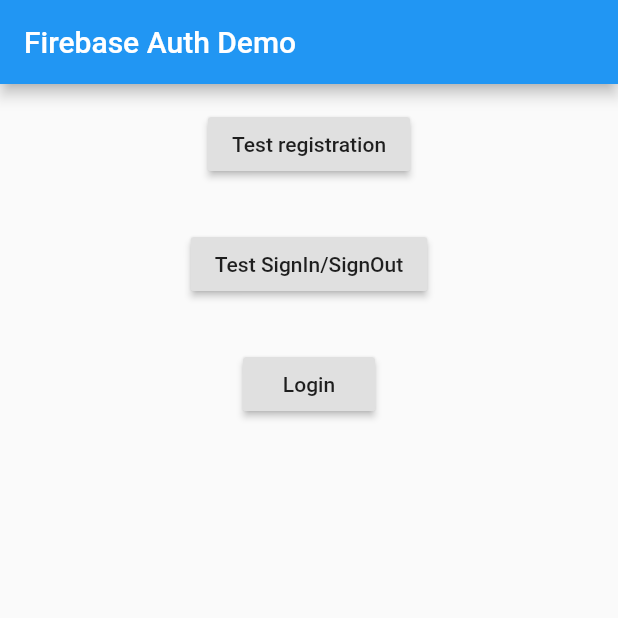
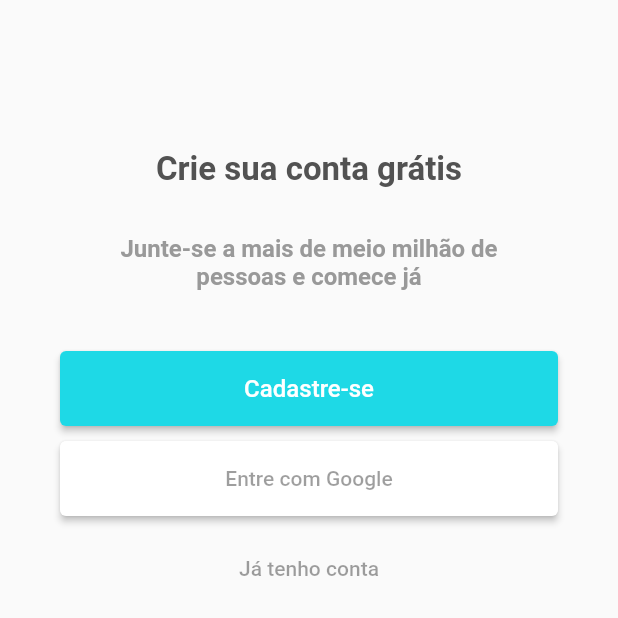
Before and after one commit to andersonOlliver/gastos, a Flutter app: the screen it shows after launch, on a phone screen of 412 x 824 dp, the top half of it. Run offline on Flutter 3.47's test engine with Material 2 defaults, Android fonts, the phone set to English and light mode, and no system bars; our stand-ins replace firebase_auth, google_sign_in; accounts and stored records are empty.

Commit message:
melhora comunicação entre páginas e componentes

```diff
--- a/lib/home_page.dart
+++ b/lib/home_public_page.dart
@@ -1,13 +1,22 @@
 import 'package:flutter/material.dart';
+import 'package:gastos/auth/auth.dart';
 import 'package:gastos/login_page.dart';
 import 'package:gastos/register_page.dart';
+import 'package:gastos/signin/signin_google.dart';
 
-class HomePage extends StatefulWidget {
+class HomePublicPage extends StatefulWidget {
+  HomePublicPage({Key key, this.title, this.auth, this.onSignIn})
+      : super(key: key);
+
+  final String title;
+  final BaseAuth auth;
+  final VoidCallback onSignIn;
+
   @override
   State<StatefulWidget> createState() => _HomePageState();
 }
 
-class _HomePageState extends State<HomePage> {
+class _HomePageState extends State<HomePublicPage> {
   @override
   Widget build(BuildContext context) {
     return new Scaffold(
@@ -51,7 +60,12 @@ class _HomePageState extends State<HomePage> {
               height: 50,
               child: RaisedButton(
                 onPressed: () {
-                  _pushPage(context, RegisterPage());
+                  _pushPage(
+                      context,
+                      RegisterPage(
+                        auth: widget.auth,
+                        onSignIn: widget.onSignIn,
+                      ));
                 },
                 child: new Text(
                   'Cadastre-se',
@@ -63,22 +77,9 @@ class _HomePageState extends State<HomePage> {
               ),
             ),
           ),
-          Container(
-            padding: EdgeInsets.only(left: 40.0, right: 40.0),
-            constraints: const BoxConstraints(minWidth: double.infinity),
-            child: ButtonTheme(
-              height: 50,
-              child: RaisedButton(
-                onPressed: () {},
-                child: new Text(
-                  'Entre com Google',
-                  style: TextStyle(color: Colors.black38),
-                ),
-                color: Colors.white,
-                shape: RoundedRectangleBorder(
-                    borderRadius: BorderRadius.circular(4.0)),
-              ),
-            ),
+          GoogleSignInSection(
+            auth: widget.auth,
+            onSignIn: widget.onSignIn,
           ),
           Container(
             padding: EdgeInsets.only(
--- a/lib/main.dart
+++ b/lib/main.dart
@@ -1,9 +1,12 @@
+import 'package:firebase_auth/firebase_auth.dart';
 import 'package:flutter/material.dart';
-import 'package:firebase_auth/firebase_auth.dart';
-import 'package:gastos/home_page.dart';
-import 'package:gastos/login_page.dart';
+import 'package:gastos/auth/auth.dart';
+import 'package:gastos/root_page.dart';
+
 import './register_page.dart';
 import './signin_page.dart';
+
+final FirebaseAuth _auth = FirebaseAuth.instance;
 
 void main() => runApp(MyApp());
 
@@ -12,65 +15,10 @@ class MyApp extends StatelessWidget {
   @override
   Widget build(BuildContext context) {
     return MaterialApp(
-      title: 'Firebase Auth Demo',
-      theme: ThemeData(
-        primarySwatch: Colors.blue,
-      ),
-      home: MyHomePage(title: 'Firebase Auth Demo'),
-    );
+        title: 'Firebase Auth Demo',
+        theme: ThemeData(
+          primarySwatch: Colors.blue,
+        ),
+        home: new RootPage(auth: new Auth()));
   }
 }
-
-class MyHomePage extends StatefulWidget {
-  MyHomePage({Key key, this.title}) : super(key: key);
-
-  final String title;
-
-  @override
-  _MyHomePageState createState() => _MyHomePageState();
-}
-
-class _MyHomePageState extends State<MyHomePage> {
-  FirebaseUser user;
-
-  @override
-  Widget build(BuildContext context) {
-    return Scaffold(
-      appBar: AppBar(
-        title: Text(widget.title),
-      ),
-      body: Column(
-        crossAxisAlignment: CrossAxisAlignment.start,
-        children: <Widget>[
-          Container(
-            child: RaisedButton(
-                child: const Text('Test registration'),
-                onPressed: () => _pushPage(context, RegisterPage())),
-            padding: const EdgeInsets.all(16),
-            alignment: Alignment.center,
-          ),
-          Container(
-            child: RaisedButton(
-                child: const Text('Test SignIn/SignOut'),
-                onPressed: () => _pushPage(context, SignInPage())),
-            padding: const EdgeInsets.all(16),
-            alignment: Alignment.center,
-          ),
-          Container(
-            child: RaisedButton(
-                child: const Text('Login'),
-                onPressed: () => _pushPage(context, HomePage())),
-            padding: const EdgeInsets.all(16),
-            alignment: Alignment.center,
-          )
-        ],
-      ),
-    );
-  }
-
-  void _pushPage(BuildContext context, Widget page) {
-    Navigator.of(context).push(
-      MaterialPageRoute<void>(builder: (_) => page),
-    );
-  }
-}
--- /dev/null
+++ b/lib/root_page.dart
@@ -0,0 +1,60 @@
+import 'package:flutter/material.dart';
+import 'package:gastos/auth/auth.dart';
+import 'package:gastos/home_logged_page.dart';
+import 'package:gastos/home_public_page.dart';
+
+class RootPage extends StatefulWidget {
+  RootPage({Key key, this.auth}) : super(key: key);
+  final BaseAuth auth;
+
+  @override
+  State<StatefulWidget> createState() => new _RootPageState();
+}
+
+enum AuthStatus {
+  notSignedIn,
+  signedIn,
+}
+
+class _RootPageState extends State<RootPage> {
+  AuthStatus authStatus = AuthStatus.notSignedIn;
+
+  @override
+  void initState() {
+    super.initState();
+
+    widget.auth.currentUser().then((userId) {
+      setState(() {
+        authStatus =
+            userId != null ? AuthStatus.signedIn : AuthStatus.notSignedIn;
+      });
+    });
+  }
+
+  void _updateAuthStatus(AuthStatus status) {
+    setState(() {
+      authStatus = status;
+    });
+  }
+
+  @override
+  Widget build(BuildContext context) {
+    switch (authStatus) {
+      case AuthStatus.notSignedIn:
+        return new HomePublicPage(
+          auth: widget.auth,
+          onSignIn: () => _updateAuthStatus(AuthStatus.signedIn),
+        );
+      case AuthStatus.signedIn:
+        return new HomePage(
+          auth: widget.auth,
+          onSignOut: () => _updateAuthStatus(AuthStatus.notSignedIn),
+        );
+      default:
+        return new HomePublicPage(
+          auth: widget.auth,
+          onSignIn: () => _updateAuthStatus(AuthStatus.signedIn),
+        );
+    }
+  }
+}
--- a/lib/signin/signin_google.dart
+++ b/lib/signin/signin_google.dart
@@ -1,81 +1,51 @@
 import 'package:flutter/material.dart';
-import 'package:firebase_auth/firebase_auth.dart';
-import 'package:google_sign_in/google_sign_in.dart';
-
-final FirebaseAuth _auth = FirebaseAuth.instance;
-final GoogleSignIn _googleSignIn = GoogleSignIn();
+import 'package:gastos/auth/auth.dart';
 
 class GoogleSignInSection extends StatefulWidget {
+  GoogleSignInSection({Key key, this.auth, this.onSignIn}) : super(key: key);
+
+  final BaseAuth auth;
+  final VoidCallback onSignIn;
+
   @override
   State<StatefulWidget> createState() => _GoogleSignInSectionState();
 }
 
 class _GoogleSignInSectionState extends State<GoogleSignInSection> {
-  bool _success;
-  String _userID;
-
   @override
   Widget build(BuildContext context) {
     return Column(
       children: <Widget>[
         Container(
-          child: const Text('Test sign in with Google'),
-          padding: const EdgeInsets.all(16),
-          alignment: Alignment.center,
-        ),
-        Container(
-          padding: const EdgeInsets.symmetric(vertical: 16.0),
-          alignment: Alignment.center,
-          child: RaisedButton(
-            onPressed: () async {
-              _signInWithGoogle();
-            },
-            child: const Text('Sign in with Google'),
+          padding: EdgeInsets.only(left: 40.0, right: 40.0),
+          constraints: const BoxConstraints(minWidth: double.infinity),
+          child: ButtonTheme(
+            height: 50,
+            child: RaisedButton(
+              onPressed: () async {
+                _signInWithGoogle();
+              },
+              child: new Text(
+                'Entre com Google',
+                style: TextStyle(color: Colors.black38),
+              ),
+              color: Colors.white,
+              shape: RoundedRectangleBorder(
+                  borderRadius: BorderRadius.circular(4.0)),
+            ),
           ),
         ),
-        Container(
-          alignment: Alignment.center,
-          padding: const EdgeInsets.symmetric(horizontal: 16),
-          child: Text(
-            _success == null
-                ? ''
-                : (_success
-                    ? 'Successfully signed in, uid: ' + _userID
-                    : 'Sign in failed'),
-            style: TextStyle(color: Colors.red),
-          ),
-        )
       ],
     );
   }
 
   void _signInWithGoogle() async {
     try {
-      final GoogleSignInAccount googleUser = await _googleSignIn.signIn();
-
-      final GoogleSignInAuthentication googleAuth =
-          await googleUser.authentication;
-      final AuthCredential credential = GoogleAuthProvider.getCredential(
-          idToken: googleAuth.idToken, accessToken: googleAuth.accessToken);
-      final FirebaseUser user = await _auth.signInWithCredential(credential);
-      assert(user.email != null);
-      assert(user.displayName != null);
-      assert(!user.isAnonymous);
-      assert(await user.getIdToken() != null);
-
-      final FirebaseUser currentUser = await _auth.currentUser();
-      assert(user.uid == currentUser.uid);
-      setState(() {
-        if (user != null) {
-          _success = true;
-          _userID = user.uid;
-        } else {
-          _success = false;
-        }
-      });
-    } catch (error) {
-      print("google sign in error: $error");
-      return;
+      await widget.auth.signInWithGoogle();
+      Navigator.of(context).pop();
+      widget.onSignIn();
+    } catch (e) {
+      print(e);
     }
   }
 }
```
Also changed, not shown: lib/auth/auth.dart (added, +58 -0 lines), lib/home_logged_page.dart (added, +38 -0 lines), lib/login_page.dart (+59 -6 lines), lib/register_page.dart (+19 -29 lines).
